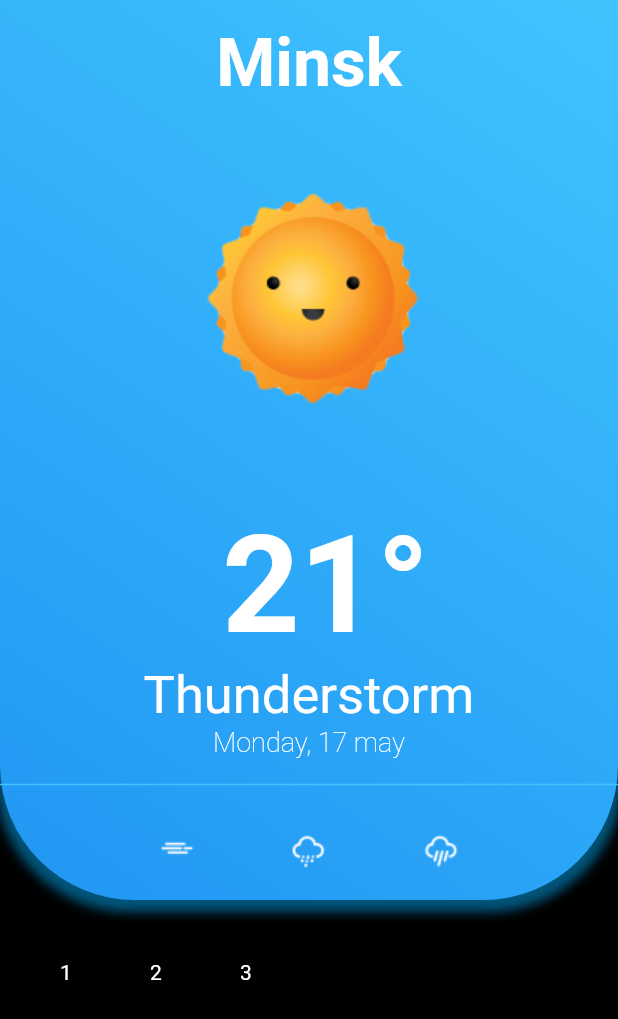
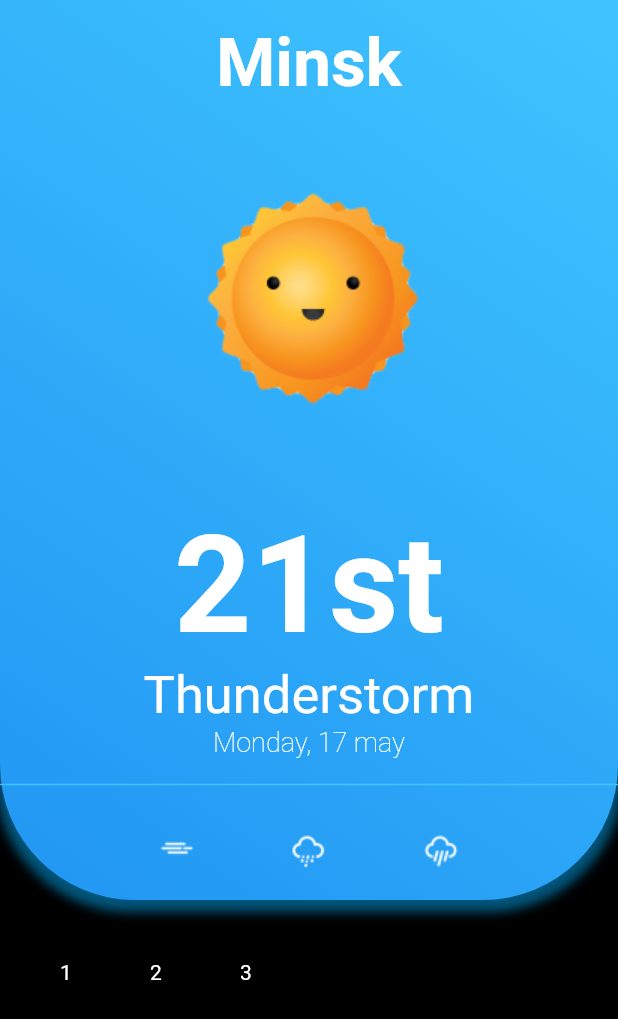
Before and after one commit to KampanieOnline/WeatherApp2, a Flutter app: the screen it shows after launch, on a phone screen of 412 x 824 dp. Shown: the top 1019 px of the screen. Run offline on Flutter 3.47's test engine with Material 2 defaults, Android fonts, the phone set to English and light mode, and no system bars; our stand-ins replace dartz, equatable.

```diff
--- /dev/null
+++ b/lib/forecast/data/models/server_failure.dart
@@ -0,0 +1,6 @@
+import 'package:weather_app/forecast/data/models/failure.dart';
+
+class ServerFailure extends Failure{
+  ServerFailure(this.code) : super([code]);
+  final String? code;
+}
--- a/lib/forecast/presentation/forecast_screen.dart
+++ b/lib/forecast/presentation/forecast_screen.dart
@@ -1,9 +1,12 @@
 import 'dart:ui';
 import 'package:flutter/material.dart';
+import 'package:weather_app/forecast/presentation/weather_icons_info.dart';
+import 'package:weather_app/forecast/presentation/weather_state.dart';
 
 class ForecastScreen extends StatefulWidget {
-  const ForecastScreen({Key? key, required Color backgroundColor})
-      : super(key: key);
+  const ForecastScreen({
+    Key? key,
+  }) : super(key: key);
 
   @override
   State<ForecastScreen> createState() => _ForecastScreenState();
@@ -33,7 +36,8 @@ class _ForecastScreenState extends State<ForecastScreen> {
                 scrollDirection: Axis.horizontal,
                 itemBuilder: (context, index) {
                   return Container(
-                    child: Text(temps[index], style: TextStyle(color: Colors.white)),
+                    child: Text(temps[index],
+                        style: TextStyle(color: Colors.white)),
                     height: 80,
                     width: 60,
                   );
@@ -93,64 +97,11 @@ class _ForecastScreenState extends State<ForecastScreen> {
               image: AssetImage('images/sun.png'),
             ),
             SizedBox(height: 60.0),
-            Text(
-              ' 21°',
-              style: TextStyle(
-                color: Colors.white,
-                fontWeight: FontWeight.w700,
-                fontSize: 90,
-              ),
-            ),
-            Text(
-              'Thunderstorm',
-              style: TextStyle(
-                color: Colors.white,
-                fontWeight: FontWeight.w400,
-                fontSize: 35,
-              ),
-            ),
-            Text(
-              'Monday, 17 may',
-              style: TextStyle(
-                color: Colors.white,
-                fontWeight: FontWeight.w200,
-                fontSize: 18,
-              ),
-            ),
+            WeatherState(temp: '21st',),
             SizedBox(height: 10.0),
             Divider(thickness: 1, color: Colors.lightBlueAccent),
             SizedBox(height: 10.0),
-            Center(
-              child: Row(
-                mainAxisAlignment: MainAxisAlignment.center,
-                children: [
-                  Padding(
-                    padding: const EdgeInsets.only(left: 20.0, right: 20.0),
-                    child: IconButton(
-                      icon: Image.asset("images/windy.png", color: Colors.white,),
-                      tooltip: "Wietrznie",
-                      onPressed: () {},
-                    ),
-                  ),
-                  Padding(
-                    padding: const EdgeInsets.only(left: 20.0, right: 20.0),
-                    child: IconButton(
-                      icon: Image.asset("images/sleet.png", color: Colors.white,),
-                      tooltip: "Śnieg z deszczem",
-                      onPressed: () {},
-                    ),
-                  ),
-                  Padding(
-                    padding: const EdgeInsets.only(left: 20.0, right: 20.0),
-                    child: IconButton(
-                      icon: Image.asset("images/rain.png", color: Colors.white,),
-                      tooltip: "Deszczowo",
-                      onPressed: () {},
-                    ),
-                  ),
-                ],
-              ),
-            ),
+            WeatherIconsInfo(),
           ],
         ),
       ),
--- /dev/null
+++ b/lib/forecast/presentation/weather_icons_info.dart
@@ -0,0 +1,51 @@
+import 'package:flutter/material.dart';
+
+class WeatherIconsInfo extends StatelessWidget {
+  const WeatherIconsInfo({
+    Key? key,
+  }) : super(key: key);
+
+  @override
+  Widget build(BuildContext context) {
+    return Center(
+      child: Row(
+        mainAxisAlignment: MainAxisAlignment.center,
+        children: [
+          Padding(
+            padding: const EdgeInsets.only(left: 20.0, right: 20.0),
+            child: IconButton(
+              icon: Image.asset(
+                "images/windy.png",
+                color: Colors.white,
+              ),
+              tooltip: "Wietrznie",
+              onPressed: () {},
+            ),
+          ),
+          Padding(
+            padding: const EdgeInsets.only(left: 20.0, right: 20.0),
+            child: IconButton(
+              icon: Image.asset(
+                "images/sleet.png",
+                color: Colors.white,
+              ),
+              tooltip: "Śnieg z deszczem",
+              onPressed: () {},
+            ),
+          ),
+          Padding(
+            padding: const EdgeInsets.only(left: 20.0, right: 20.0),
+            child: IconButton(
+              icon: Image.asset(
+                "images/rain.png",
+                color: Colors.white,
+              ),
+              tooltip: "Deszczowo",
+              onPressed: () {},
+            ),
+          ),
+        ],
+      ),
+    );
+  }
+}
--- /dev/null
+++ b/lib/forecast/presentation/weather_state.dart
@@ -0,0 +1,41 @@
+import 'package:flutter/material.dart';
+
+class WeatherState extends StatelessWidget {
+  const WeatherState({
+    Key? key, required this.temp,
+  }) : super(key: key);
+
+  final String temp;
+
+  @override
+  Widget build(BuildContext context) {
+    return Column(
+      children: [
+        Text(
+          temp,
+          style: TextStyle(
+            color: Colors.white,
+            fontWeight: FontWeight.w700,
+            fontSize: 90,
+          ),
+        ),
+        Text(
+          'Thunderstorm',
+          style: TextStyle(
+            color: Colors.white,
+            fontWeight: FontWeight.w400,
+            fontSize: 35,
+          ),
+        ),
+        Text(
+          'Monday, 17 may',
+          style: TextStyle(
+            color: Colors.white,
+            fontWeight: FontWeight.w200,
+            fontSize: 18,
+          ),
+        ),
+      ],
+    );
+  }
+}
--- a/lib/main.dart
+++ b/lib/main.dart
@@ -4,8 +4,6 @@ import 'forecast/presentation/forecast_screen.dart';
 void main() {
   runApp(const MaterialApp(
     title: 'Weather App',
-    home: ForecastScreen(
-      backgroundColor: Colors.black,
-    ),
+    home: ForecastScreen(),
   ));
 }
--- a/pubspec.yaml
+++ b/pubspec.yaml
@@ -34,6 +34,8 @@ dependencies:
   # The following adds the Cupertino Icons font to your application.
   # Use with the CupertinoIcons class for iOS style icons.
   cupertino_icons: ^1.0.2
+  dartz: ^0.10.1
+  equatable: ^2.0.3
 
 dev_dependencies:
   flutter_test:
```
Also changed, not shown: lib/forecast/data/datasources/remote/weather_remote_data_source_impl.dart (+4 -7 lines), lib/forecast/data/models/failure.dart (added, +9 -0 lines), lib/forecast/data/repository/weather_repository_impl.dart (added, +24 -0 lines), lib/forecast/domain/repository/weather_repository.dart (added, +8 -0 lines), pubspec.lock.
